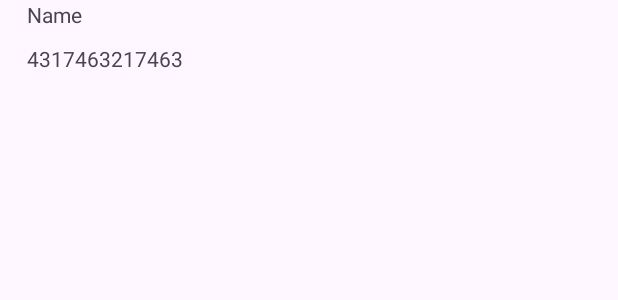
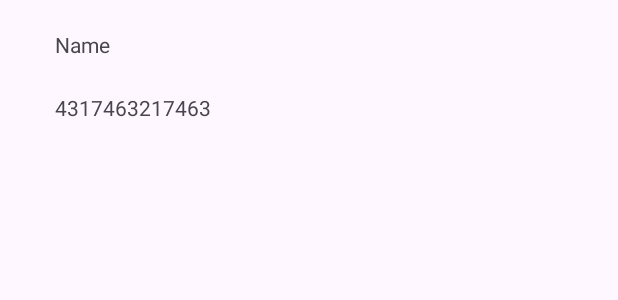
Before and after one commit to 0xleft/sma, an Android app: the layout contact.xml on its own in the app's theme, with its tools: preview values and no code run, on a phone screen of 412 x 824 dp. Shown: the top 300 px of the screen. Run offline under Robolectric (Android 15) with nearby library versions, the phone set to English and light mode, and no system bars.

Commit message:
update gui to make actualy usable

```diff
--- a/android/app/src/main/res/layout/add_contact_activity.xml
+++ b/android/app/src/main/res/layout/add_contact_activity.xml
@@ -51,10 +51,12 @@
         android:id="@+id/cancel_button"
         android:layout_width="106dp"
         android:layout_height="57dp"
+        android:layout_marginStart="290dp"
         android:layout_marginTop="16dp"
-        android:layout_marginEnd="2dp"
+        android:layout_marginEnd="16dp"
         android:text="cancel"
         android:textColorLink="@color/red"
         app:layout_constraintEnd_toEndOf="parent"
+        app:layout_constraintStart_toStartOf="parent"
         app:layout_constraintTop_toTopOf="parent" />
 </androidx.constraintlayout.widget.ConstraintLayout>
--- a/android/app/src/main/res/layout/contact.xml
+++ b/android/app/src/main/res/layout/contact.xml
@@ -5,22 +5,33 @@
     android:layout_width="match_parent"
     android:layout_height="match_parent">
 
-    <TextView
-        android:id="@+id/contact_name"
-        android:layout_width="374dp"
-        android:layout_height="29dp"
+    <LinearLayout
+        android:layout_width="369dp"
+        android:layout_height="88dp"
         android:layout_marginStart="18dp"
-        android:text="Name"
-        app:layout_constraintBottom_toTopOf="@+id/contact_phone"
-        app:layout_constraintStart_toStartOf="parent" />
+        android:layout_marginTop="10dp"
+        android:layout_marginEnd="24dp"
+        android:clickable="false"
+        android:fadingEdge="none"
+        android:orientation="vertical"
+        app:layout_constraintEnd_toEndOf="parent"
+        app:layout_constraintStart_toStartOf="parent"
+        app:layout_constraintTop_toTopOf="parent">
 
-    <TextView
-        android:id="@+id/contact_phone"
-        android:layout_width="373dp"
-        android:layout_height="22dp"
-        android:layout_marginStart="18dp"
-        android:text="4317463217463"
-        app:layout_constraintStart_toStartOf="parent"
-        app:layout_constraintTop_toBottomOf="@+id/contact_name" />
+        <TextView
+            android:id="@+id/contact_name"
+            android:layout_width="344dp"
+            android:layout_height="42dp"
+            android:layout_marginStart="18dp"
+            android:layout_marginTop="10dp"
+            android:text="Name" />
+
+        <TextView
+            android:id="@+id/contact_phone"
+            android:layout_width="344dp"
+            android:layout_height="wrap_content"
+            android:layout_marginStart="18dp"
+            android:text="4317463217463" />
+    </LinearLayout>
 
 </androidx.constraintlayout.widget.ConstraintLayout>
--- a/android/app/src/main/res/layout/message_inc.xml
+++ b/android/app/src/main/res/layout/message_inc.xml
@@ -9,7 +9,7 @@
         android:id="@+id/message_content"
         android:layout_width="wrap_content"
         android:layout_height="wrap_content"
-        android:layout_marginStart="23dp"
+        android:layout_marginStart="30dp"
         android:layout_marginTop="9dp"
         android:text="TextView"
         app:layout_constraintStart_toStartOf="parent"
--- a/android/app/src/main/res/layout/message_out.xml
+++ b/android/app/src/main/res/layout/message_out.xml
@@ -10,7 +10,7 @@
         android:layout_width="wrap_content"
         android:layout_height="wrap_content"
         android:layout_marginTop="9dp"
-        android:layout_marginEnd="14dp"
+        android:layout_marginEnd="30dp"
         android:background="@color/blue"
         android:text="TextView"
         android:textColor="#FFFFFF"
```
Also changed, not shown: android/app/src/main/res/layout/message_activity.xml (+16 -11 lines), android/app/src/main/res/layout/register_activity.xml (+8 -1 lines).
